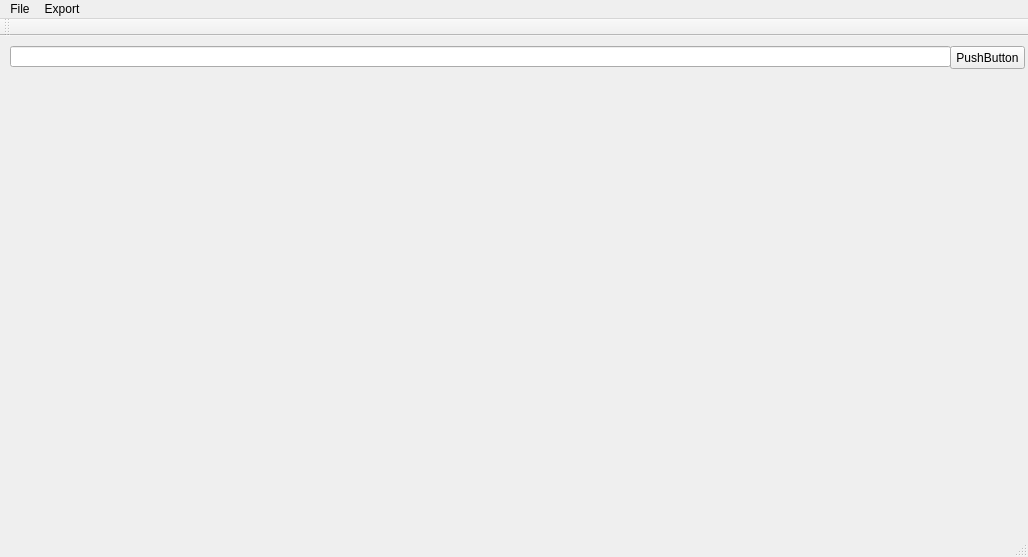
First picture: the form in UntiteldGame_LogParser/mainwindow.ui, repository InDieTasten-Legacy/LogParser, before the edit.
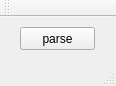
Second picture: the form after the edit.

Diff of the .ui file:
```diff
--- a/UntiteldGame_LogParser/mainwindow.ui
+++ b/UntiteldGame_LogParser/mainwindow.ui
@@ -6,35 +6,31 @@
    <rect>
     <x>0</x>
     <y>0</y>
-    <width>1028</width>
-    <height>557</height>
+    <width>116</width>
+    <height>86</height>
    </rect>
   </property>
+  <property name="maximumSize">
+   <size>
+    <width>116</width>
+    <height>86</height>
+   </size>
+  </property>
   <property name="windowTitle">
    <string>MainWindow</string>
   </property>
   <widget class="QWidget" name="centralWidget">
-   <widget class="QLineEdit" name="lineEdit">
-    <property name="geometry">
-     <rect>
-      <x>10</x>
-      <y>10</y>
-      <width>941</width>
-      <height>21</height>
-     </rect>
-    </property>
-   </widget>
    <widget class="QPushButton" name="pushButton">
     <property name="geometry">
      <rect>
-      <x>950</x>
+      <x>20</x>
       <y>10</y>
       <width>75</width>
       <height>23</height>
      </rect>
     </property>
     <property name="text">
-     <string>PushButton</string>
+     <string>parse</string>
     </property>
    </widget>
   </widget>
@@ -43,25 +39,10 @@
     <rect>
      <x>0</x>
      <y>0</y>
-     <width>1028</width>
+     <width>116</width>
      <height>20</height>
     </rect>
    </property>
-   <widget class="QMenu" name="menuFile">
-    <property name="title">
-     <string>File</string>
-    </property>
-    <addaction name="actionReload"/>
-    <addaction name="actionExit"/>
-   </widget>
-   <widget class="QMenu" name="menuExport">
-    <property name="title">
-     <string>Export</string>
-    </property>
-    <addaction name="actionHTML"/>
-   </widget>
-   <addaction name="menuFile"/>
-   <addaction name="menuExport"/>
   </widget>
   <widget class="QToolBar" name="mainToolBar">
    <attribute name="toolBarArea">
```
